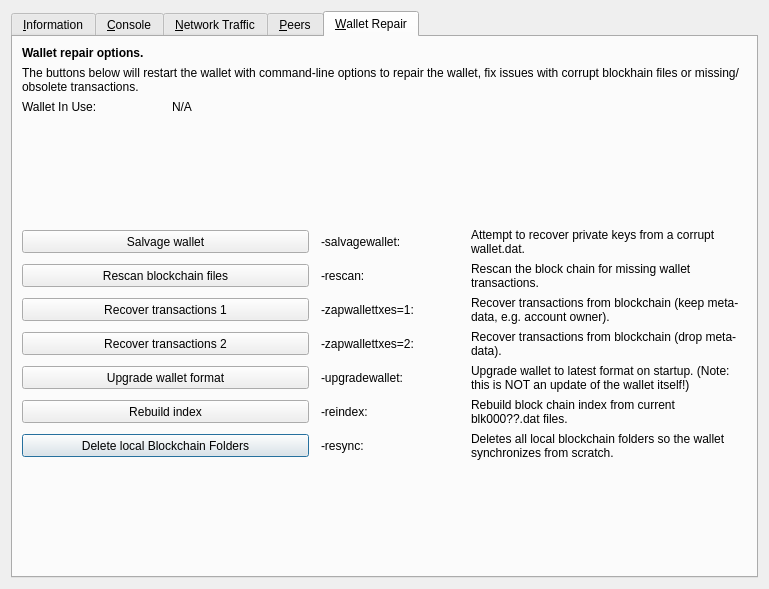
Before: the Qt Designer form src/qt/forms/rpcconsole.ui in VitaeTeam/Vitae, drawn with Qt 5.
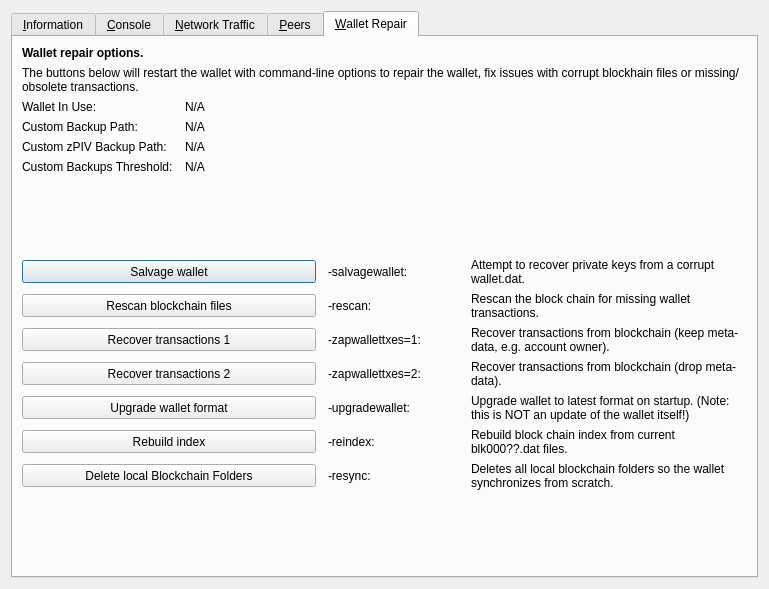
After: the same form once the commit is applied. The open tabs and pages were chosen to show the change. Icons and pictures are not drawn. Custom widgets are drawn as their Qt base class.

```diff
--- a/src/qt/forms/rpcconsole.ui
+++ b/src/qt/forms/rpcconsole.ui
@@ -1267,19 +1267,6 @@
        <property name="horizontalSpacing">
         <number>12</number>
        </property>
-       <item row="10" column="0" colspan="2">
-        <widget class="QPushButton" name="btn_resync">
-         <property name="minimumSize">
-          <size>
-           <width>100</width>
-           <height>23</height>
-          </size>
-         </property>
-         <property name="text">
-          <string>Delete local Blockchain Folders</string>
-         </property>
-        </widget>
-       </item>
        <item row="0" column="0" colspan="4">
         <widget class="QLabel" name="label_repair_header">
          <property name="font">
@@ -1333,6 +1320,93 @@
         </widget>
        </item>
        <item row="3" column="0">
+        <widget class="QLabel" name="wallet_custombackuppath_label">
+         <property name="text">
+          <string>Custom Backup Path:</string>
+         </property>
+         <property name="visible">
+          <bool>false</bool>
+         </property>
+        </widget>
+       </item>
+       <item row="3" column="1" colspan="3">
+        <widget class="QLabel" name="wallet_custombackuppath">
+         <property name="cursor">
+          <cursorShape>IBeamCursor</cursorShape>
+         </property>
+         <property name="text">
+          <string>N/A</string>
+         </property>
+         <property name="textFormat">
+          <enum>Qt::PlainText</enum>
+         </property>
+         <property name="textInteractionFlags">
+          <set>Qt::LinksAccessibleByMouse|Qt::TextSelectableByKeyboard|Qt::TextSelectableByMouse</set>
+         </property>
+         <property name="visible">
+          <bool>false</bool>
+         </property>
+        </widget>
+       </item>
+       <item row="4" column="0">
+        <widget class="QLabel" name="wallet_customzvitaebackuppath_label">
+         <property name="text">
+          <string>Custom zPIV Backup Path:</string>
+         </property>
+         <property name="visible">
+          <bool>false</bool>
+         </property>
+        </widget>
+       </item>
+       <item row="4" column="1" colspan="3">
+        <widget class="QLabel" name="wallet_customzvitaebackuppath">
+         <property name="cursor">
+          <cursorShape>IBeamCursor</cursorShape>
+         </property>
+         <property name="text">
+          <string>N/A</string>
+         </property>
+         <property name="textFormat">
+          <enum>Qt::PlainText</enum>
+         </property>
+         <property name="textInteractionFlags">
+          <set>Qt::LinksAccessibleByMouse|Qt::TextSelectableByKeyboard|Qt::TextSelectableByMouse</set>
+         </property>
+         <property name="visible">
+          <bool>false</bool>
+         </property>
+        </widget>
+       </item>
+       <item row="5" column="0">
+        <widget class="QLabel" name="wallet_custombackupthreshold_label">
+         <property name="text">
+          <string>Custom Backups Threshold:</string>
+         </property>
+         <property name="visible">
+          <bool>false</bool>
+         </property>
+        </widget>
+       </item>
+       <item row="5" column="1" colspan="3">
+        <widget class="QLabel" name="wallet_custombackupthreshold">
+         <property name="cursor">
+          <cursorShape>IBeamCursor</cursorShape>
+         </property>
+         <property name="text">
+          <string>N/A</string>
+         </property>
+         <property name="textFormat">
+          <enum>Qt::PlainText</enum>
+         </property>
+         <property name="textInteractionFlags">
+          <set>Qt::LinksAccessibleByMouse|Qt::TextSelectableByKeyboard|Qt::TextSelectableByMouse</set>
+         </property>
+         <property name="visible">
+          <bool>false</bool>
+         </property>
+        </widget>
+       </item>
+       <item row="6" column="0">
         <spacer name="verticalSpacer_repair1">
          <property name="orientation">
           <enum>Qt::Vertical</enum>
@@ -1345,7 +1419,7 @@
          </property>
         </spacer>
        </item>
-       <item row="4" column="0" colspan="2">
+       <item row="7" column="0" colspan="2">
         <widget class="QPushButton" name="btn_salvagewallet">
          <property name="minimumSize">
           <size>
@@ -1358,14 +1432,14 @@
          </property>
         </widget>
        </item>
-       <item row="4" column="2">
+       <item row="7" column="2">
         <widget class="QLabel" name="label_repair_salvage_command">
          <property name="text">
           <string notr="true">-salvagewallet:</string>
          </property>
         </widget>
        </item>
-       <item row="4" column="3">
+       <item row="7" column="3">
         <widget class="QLabel" name="label_repair_salvage">
          <property name="text">
           <string>Attempt to recover private keys from a corrupt wallet.dat.</string>
@@ -1375,7 +1449,7 @@
          </property>
         </widget>
        </item>
-       <item row="5" column="0" colspan="2">
+       <item row="8" column="0" colspan="2">
         <widget class="QPushButton" name="btn_rescan">
          <property name="minimumSize">
           <size>
@@ -1388,14 +1462,14 @@
          </property>
         </widget>
        </item>
-       <item row="5" column="2">
+       <item row="8" column="2">
         <widget class="QLabel" name="label_repair_rescan_command">
          <property name="text">
           <string notr="true">-rescan:</string>
          </property>
         </widget>
        </item>
-       <item row="5" column="3">
+       <item row="8" column="3">
         <widget class="QLabel" name="label_repair_rescan">
          <property name="text">
           <string>Rescan the block chain for missing wallet transactions.</string>
@@ -1405,7 +1479,7 @@
          </property>
         </widget>
        </item>
-       <item row="6" column="0" colspan="2">
+       <item row="9" column="0" colspan="2">
         <widget class="QPushButton" name="btn_zapwallettxes1">
          <property name="minimumSize">
           <size>
@@ -1418,14 +1492,14 @@
          </property>
         </widget>
        </item>
-       <item row="6" column="2">
+       <item row="9" column="2">
         <widget class="QLabel" name="label_repair_zap1_command">
          <property name="text">
           <string notr="true">-zapwallettxes=1:</string>
          </property>
         </widget>
        </item>
-       <item row="6" column="3">
+       <item row="9" column="3">
         <widget class="QLabel" name="label_repair_zap1">
          <property name="text">
           <string>Recover transactions from blockchain (keep meta-data, e.g. account owner).</string>
@@ -1435,7 +1509,7 @@
          </property>
         </widget>
        </item>
-       <item row="7" column="0" colspan="2">
+       <item row="10" column="0" colspan="2">
         <widget class="QPushButton" name="btn_zapwallettxes2">
          <property name="minimumSize">
           <size>
@@ -1448,14 +1522,14 @@
          </property>
         </widget>
        </item>
-       <item row="7" column="2">
+       <item row="10" column="2">
         <widget class="QLabel" name="label_repair_zap2_command">
          <property name="text">
           <string notr="true">-zapwallettxes=2:</string>
          </property>
         </widget>
        </item>
-       <item row="7" column="3">
+       <item row="10" column="3">
         <widget class="QLabel" name="label_repair_zap2">
          <property name="text">
           <string>Recover transactions from blockchain (drop meta-data).</string>
@@ -1465,7 +1539,7 @@
          </property>
         </widget>
        </item>
-       <item row="8" column="0" colspan="2">
+       <item row="11" column="0" colspan="2">
         <widget class="QPushButton" name="btn_upgradewallet">
          <property name="minimumSize">
           <size>
@@ -1478,14 +1552,14 @@
          </property>
         </widget>
        </item>
-       <item row="8" column="2">
+       <item row="11" column="2">
         <widget class="QLabel" name="label_repair_upgrade_command">
          <property name="text">
           <string notr="true">-upgradewallet:</string>
          </property>
         </widget>
        </item>
-       <item row="8" column="3">
+       <item row="11" column="3">
         <widget class="QLabel" name="label_repair_upgrade">
          <property name="text">
           <string>Upgrade wallet to latest format on startup. (Note: this is NOT an update of the wallet itself!)</string>
@@ -1495,7 +1569,7 @@
          </property>
         </widget>
        </item>
-       <item row="9" column="0" colspan="2">
+       <item row="12" column="0" colspan="2">
         <widget class="QPushButton" name="btn_reindex">
          <property name="minimumSize">
           <size>
@@ -1508,14 +1582,14 @@
          </property>
         </widget>
        </item>
-       <item row="9" column="2">
+       <item row="12" column="2">
         <widget class="QLabel" name="label_repair_reindex_command">
          <property name="text">
           <string notr="true">-reindex:</string>
          </property>
         </widget>
        </item>
-       <item row="9" column="3">
+       <item row="12" column="3">
         <widget class="QLabel" name="label_repair_reindex">
          <property name="text">
           <string>Rebuild block chain index from current blk000??.dat files.</string>
@@ -1525,27 +1599,27 @@
          </property>
         </widget>
        </item>
-       <item row="11" column="0">
-        <spacer name="verticalSpacer_repair2">
-         <property name="orientation">
-          <enum>Qt::Vertical</enum>
-         </property>
-         <property name="sizeHint" stdset="0">
+       <item row="13" column="0" colspan="2">
+        <widget class="QPushButton" name="btn_resync">
+         <property name="minimumSize">
           <size>
-           <width>20</width>
-           <height>10</height>
+           <width>100</width>
+           <height>23</height>
           </size>
          </property>
-        </spacer>
+         <property name="text">
+          <string>Delete local Blockchain Folders</string>
+         </property>
+        </widget>
        </item>
-       <item row="10" column="2">
+       <item row="13" column="2">
         <widget class="QLabel" name="label_repair_resync_command">
          <property name="text">
           <string>-resync:</string>
          </property>
         </widget>
        </item>
-       <item row="10" column="3">
+       <item row="13" column="3">
         <widget class="QLabel" name="label_repair_resync">
          <property name="text">
           <string>Deletes all local blockchain folders so the wallet synchronizes from scratch.</string>
@@ -1555,6 +1629,19 @@
          </property>
         </widget>
        </item>
+       <item row="14" column="0">
+        <spacer name="verticalSpacer_repair2">
+         <property name="orientation">
+          <enum>Qt::Vertical</enum>
+         </property>
+         <property name="sizeHint" stdset="0">
+          <size>
+           <width>20</width>
+           <height>10</height>
+          </size>
+         </property>
+        </spacer>
+       </item>
       </layout>
      </widget>
     </widget>
```
